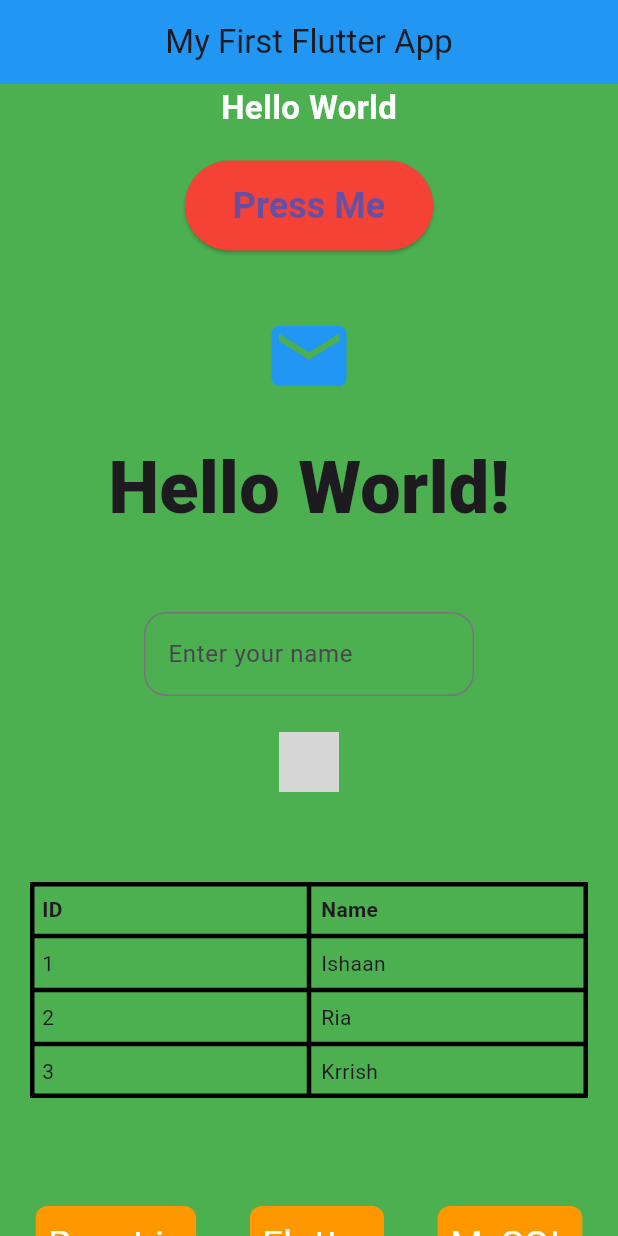
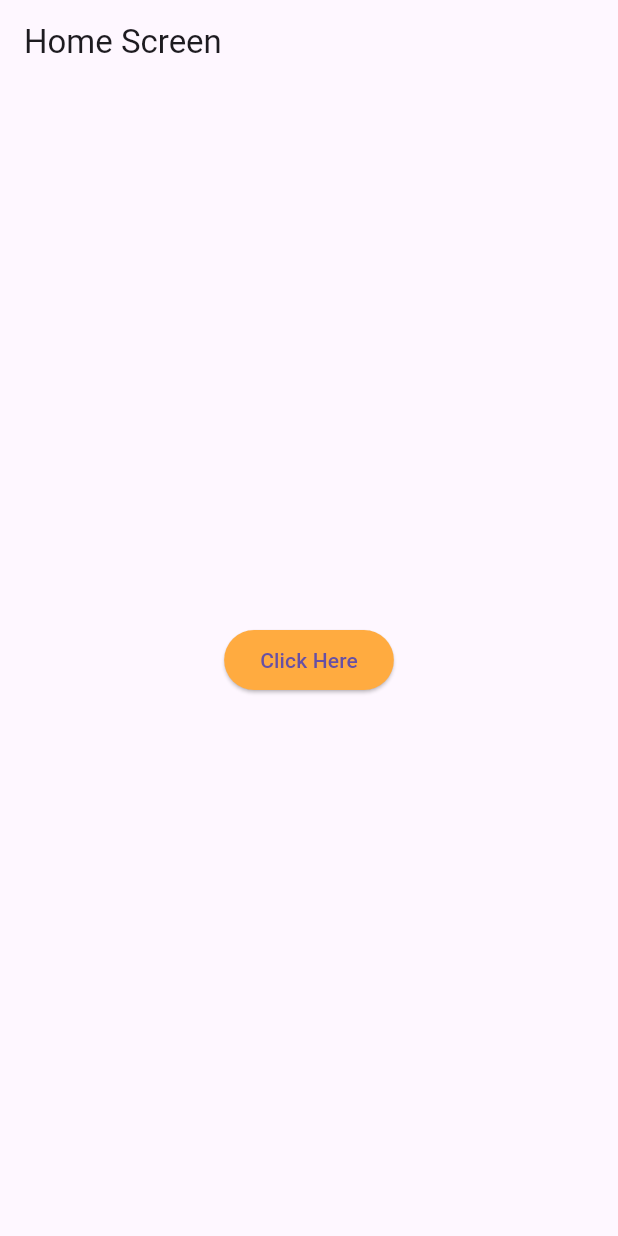
Before and after one commit to Ishaanvats74/flutter_class_assignment, a Flutter app: the screen it shows after launch, on a phone screen of 412 x 824 dp. Run offline on Flutter 3.47's test engine with Material 3 defaults, Android fonts, the phone set to English and light mode, and no system bars; grey boxes are pictures that could not be loaded.

Commit message:
added four screen

```diff
--- a/lib/main.dart
+++ b/lib/main.dart
@@ -1,212 +1,320 @@
+// import 'package:flutter/material.dart';
+
+// void main() {
+//   runApp(const MyApp());
+// }
+
+// class MyApp extends StatelessWidget {
+//   const MyApp({super.key});
+
+//   @override
+//   Widget build(BuildContext context) {
+//     return MaterialApp(
+//       home: Scaffold(
+//         backgroundColor: Colors.green,
+//         appBar: AppBar(
+//           title: const Text("My First Flutter App"),
+//           backgroundColor: Colors.blue,
+//           centerTitle: true,
+//         ),
+//         body: Center(
+//           child: SingleChildScrollView(
+//             child: Column(
+//               mainAxisSize: MainAxisSize.min,
+//               children: [
+//                 const Text(
+//                   "Hello World",
+//                   style: TextStyle(
+//                     fontSize: 22,
+//                     fontWeight: FontWeight.bold,
+//                     color: Colors.white,
+//                   ),
+//                 ),
+//                 const SizedBox(height: 20),
+//                 ElevatedButton(
+//                   onPressed: () {},
+//                   style: ElevatedButton.styleFrom(
+//                     backgroundColor: Colors.red,
+//                     padding: const EdgeInsets.symmetric(
+//                         horizontal: 32, vertical: 16),
+//                     textStyle: const TextStyle(
+//                         fontSize: 24, fontWeight: FontWeight.bold),
+//                   ),
+//                   child: const Text("Press Me"),
+//                 ),
+//                 const SizedBox(height: 40),
+//                 const Icon(Icons.email, size: 60, color: Colors.blue),
+//                 const SizedBox(height: 24),
+//                 const Text(
+//                   'Hello World!',
+//                   style: TextStyle(fontSize: 48, fontWeight: FontWeight.w900),
+//                 ),
+//                 const SizedBox(height: 48),
+//                 Padding(
+//                   padding: const EdgeInsets.symmetric(horizontal: 96.0),
+//                   child: TextField(
+//                     decoration: InputDecoration(
+//                       border: OutlineInputBorder(
+//                         borderRadius: BorderRadius.circular(15),
+//                         borderSide:
+//                             const BorderSide(color: Colors.blue, width: 2),
+//                       ),
+//                       labelText: 'Enter your name',
+//                     ),
+//                   ),
+//                 ),
+//                 const SizedBox(height: 24),
+//                 Image.network(
+//                   "https://upload.wikimedia.org/wikipedia/commons/1/17/Google-flutter-logo.png",
+//                   height: 40,
+//                 ),
+//                 const SizedBox(height: 40),
+
+//                 Container(
+//                   margin: const EdgeInsets.all(20),
+//                   child: Table(
+//                     border: TableBorder.all(color: Colors.black, width: 3),
+//                     children: const [
+//                       TableRow(children: [
+//                         Padding(
+//                           padding: EdgeInsets.all(8),
+//                           child: Text('ID',
+//                               style: TextStyle(fontWeight: FontWeight.bold)),
+//                         ),
+//                         Padding(
+//                           padding: EdgeInsets.all(8),
+//                           child: Text('Name',
+//                               style: TextStyle(fontWeight: FontWeight.bold)),
+//                         ),
+//                       ]),
+//                       TableRow(children: [
+//                         Padding(
+//                             padding: EdgeInsets.all(8), child: Text('1')),
+//                         Padding(
+//                             padding: EdgeInsets.all(8), child: Text('Ishaan')),
+//                       ]),
+//                       TableRow(children: [
+//                         Padding(
+//                             padding: EdgeInsets.all(8), child: Text('2')),
+//                         Padding(
+//                             padding: EdgeInsets.all(8),
+//                             child: Text('Ria')),
+//                       ]),
+//                       TableRow(children: [
+//                         Padding(
+//                             padding: EdgeInsets.all(8), child: Text('3')),
+//                         Padding(
+//                             padding: EdgeInsets.all(8),
+//                             child: Text('Krrish')),
+//                       ]),
+
+//                     ],
+//                   ),
+//                 ),
+
+//                 const SizedBox(height: 40),
+
+//                 Row(
+//                   mainAxisAlignment: MainAxisAlignment.spaceEvenly,
+//                   children: [
+//                     Container(
+//                       margin: const EdgeInsets.all(12),
+//                       padding: const EdgeInsets.all(8),
+//                       decoration: BoxDecoration(
+//                         borderRadius: BorderRadius.circular(8),
+//                         color: Colors.orange,
+//                       ),
+//                       child: const Text(
+//                         "React.js",
+//                         style: TextStyle(
+//                             color: Colors.white, fontSize: 25),
+//                       ),
+//                     ),
+//                     Container(
+//                       margin: const EdgeInsets.all(12),
+//                       padding: const EdgeInsets.all(8),
+//                       decoration: BoxDecoration(
+//                         borderRadius: BorderRadius.circular(8),
+//                         color: Colors.orange,
+//                       ),
+//                       child: const Text(
+//                         "Flutter",
+//                         style: TextStyle(
+//                             color: Colors.white, fontSize: 25),
+//                       ),
+//                     ),
+//                     Container(
+//                       margin: const EdgeInsets.all(12),
+//                       padding: const EdgeInsets.all(8),
+//                       decoration: BoxDecoration(
+//                         borderRadius: BorderRadius.circular(8),
+//                         color: Colors.orange,
+//                       ),
+//                       child: const Text(
+//                         "MySQL",
+//                         style: TextStyle(
+//                             color: Colors.white, fontSize: 25),
+//                       ),
+//                     ),
+//                   ],
+//                 ),
+
+//                 const SizedBox(height: 20),
+
+//                 Row(
+//                   mainAxisAlignment: MainAxisAlignment.spaceEvenly,
+//                   children: [
+//                     ElevatedButton(
+//                       onPressed: () {},
+//                       style: ElevatedButton.styleFrom(
+//                         backgroundColor: Colors.pink,
+//                         padding: const EdgeInsets.all(12),
+//                       ),
+//                       child: const Text(
+//                         "React.js",
+//                         style:
+//                             TextStyle(color: Colors.white, fontSize: 20),
+//                       ),
+//                     ),
+//                     ElevatedButton(
+//                       onPressed: () {},
+//                       style: ElevatedButton.styleFrom(
+//                         backgroundColor: Colors.pink,
+//                         padding: const EdgeInsets.all(12),
+//                       ),
+//                       child: const Text(
+//                         "Flutter",
+//                         style:
+//                             TextStyle(color: Colors.white, fontSize: 20),
+//                       ),
+//                     ),
+//                     ElevatedButton(
+//                       onPressed: () {},
+//                       style: ElevatedButton.styleFrom(
+//                         backgroundColor: Colors.pink,
+//                         padding: const EdgeInsets.all(12),
+//                       ),
+//                       child: const Text(
+//                         "MySQL",
+//                         style:
+//                             TextStyle(color: Colors.white, fontSize: 20),
+//                       ),
+//                     ),
+//                   ],
+//                 ),
+//               ],
+//             ),
+//           ),
+//         ),
+//       ),
+//     );
+//   }
+// }
+
 import 'package:flutter/material.dart';
-
 void main() {
-  runApp(const MyApp());
+  runApp( MaterialApp(
+    title: 'Named Route Navigation',
+    theme: ThemeData(
+      // This is the theme of your application.
+      primarySwatch: Colors.green,
+    ),
+    // Start the app with the "/" named route. In this case, the app starts
+    // on the FirstScreen widget.
+    initialRoute: '/',
+    routes: {
+      // When navigating to the "/" route, build the FirstScreen widget.
+      '/': (context) => HomeScreen(),
+      // When navigating to the "/second" route, build the SecondScreen widget.
+      '/second': (context) => SecondScreen(),
+    },
+  ));
 }
 
-class MyApp extends StatelessWidget {
-  const MyApp({super.key});
-
+class HomeScreen extends StatelessWidget {
   @override
   Widget build(BuildContext context) {
-    return MaterialApp(
-      home: Scaffold(
-        backgroundColor: Colors.green,
-        appBar: AppBar(
-          title: const Text("My First Flutter App"),
-          backgroundColor: Colors.blue,
-          centerTitle: true,
-        ),
-        body: Center(
-          child: SingleChildScrollView(
-            child: Column(
-              mainAxisSize: MainAxisSize.min,
-              children: [
-                const Text(
-                  "Hello World",
-                  style: TextStyle(
-                    fontSize: 22,
-                    fontWeight: FontWeight.bold,
-                    color: Colors.white,
-                  ),
-                ),
-                const SizedBox(height: 20),
-                ElevatedButton(
-                  onPressed: () {},
-                  style: ElevatedButton.styleFrom(
-                    backgroundColor: Colors.red,
-                    padding: const EdgeInsets.symmetric(
-                        horizontal: 32, vertical: 16),
-                    textStyle: const TextStyle(
-                        fontSize: 24, fontWeight: FontWeight.bold),
-                  ),
-                  child: const Text("Press Me"),
-                ),
-                const SizedBox(height: 40),
-                const Icon(Icons.email, size: 60, color: Colors.blue),
-                const SizedBox(height: 24),
-                const Text(
-                  'Hello World!',
-                  style: TextStyle(fontSize: 48, fontWeight: FontWeight.w900),
-                ),
-                const SizedBox(height: 48),
-                Padding(
-                  padding: const EdgeInsets.symmetric(horizontal: 96.0),
-                  child: TextField(
-                    decoration: InputDecoration(
-                      border: OutlineInputBorder(
-                        borderRadius: BorderRadius.circular(15),
-                        borderSide:
-                            const BorderSide(color: Colors.blue, width: 2),
-                      ),
-                      labelText: 'Enter your name',
-                    ),
-                  ),
-                ),
-                const SizedBox(height: 24),
-                Image.network(
-                  "https://upload.wikimedia.org/wikipedia/commons/1/17/Google-flutter-logo.png",
-                  height: 40,
-                ),
-                const SizedBox(height: 40),
-
-                Container(
-                  margin: const EdgeInsets.all(20),
-                  child: Table(
-                    border: TableBorder.all(color: Colors.black, width: 3),
-                    children: const [
-                      TableRow(children: [
-                        Padding(
-                          padding: EdgeInsets.all(8),
-                          child: Text('ID',
-                              style: TextStyle(fontWeight: FontWeight.bold)),
-                        ),
-                        Padding(
-                          padding: EdgeInsets.all(8),
-                          child: Text('Name',
-                              style: TextStyle(fontWeight: FontWeight.bold)),
-                        ),
-                      ]),
-                      TableRow(children: [
-                        Padding(
-                            padding: EdgeInsets.all(8), child: Text('1')),
-                        Padding(
-                            padding: EdgeInsets.all(8), child: Text('Ishaan')),
-                      ]),
-                      TableRow(children: [
-                        Padding(
-                            padding: EdgeInsets.all(8), child: Text('2')),
-                        Padding(
-                            padding: EdgeInsets.all(8),
-                            child: Text('Ria')),
-                      ]),
-                      TableRow(children: [
-                        Padding(
-                            padding: EdgeInsets.all(8), child: Text('3')),
-                        Padding(
-                            padding: EdgeInsets.all(8),
-                            child: Text('Krrish')),
-                      ]),
-
-                    ],
-                  ),
-                ),
-
-                const SizedBox(height: 40),
-
-                Row(
-                  mainAxisAlignment: MainAxisAlignment.spaceEvenly,
-                  children: [
-                    Container(
-                      margin: const EdgeInsets.all(12),
-                      padding: const EdgeInsets.all(8),
-                      decoration: BoxDecoration(
-                        borderRadius: BorderRadius.circular(8),
-                        color: Colors.orange,
-                      ),
-                      child: const Text(
-                        "React.js",
-                        style: TextStyle(
-                            color: Colors.white, fontSize: 25),
-                      ),
-                    ),
-                    Container(
-                      margin: const EdgeInsets.all(12),
-                      padding: const EdgeInsets.all(8),
-                      decoration: BoxDecoration(
-                        borderRadius: BorderRadius.circular(8),
-                        color: Colors.orange,
-                      ),
-                      child: const Text(
-                        "Flutter",
-                        style: TextStyle(
-                            color: Colors.white, fontSize: 25),
-                      ),
-                    ),
-                    Container(
-                      margin: const EdgeInsets.all(12),
-                      padding: const EdgeInsets.all(8),
-                      decoration: BoxDecoration(
-                        borderRadius: BorderRadius.circular(8),
-                        color: Colors.orange,
-                      ),
-                      child: const Text(
-                        "MySQL",
-                        style: TextStyle(
-                            color: Colors.white, fontSize: 25),
-                      ),
-                    ),
-                  ],
-                ),
-
-                const SizedBox(height: 20),
-
-                Row(
-                  mainAxisAlignment: MainAxisAlignment.spaceEvenly,
-                  children: [
-                    ElevatedButton(
-                      onPressed: () {},
-                      style: ElevatedButton.styleFrom(
-                        backgroundColor: Colors.pink,
-                        padding: const EdgeInsets.all(12),
-                      ),
-                      child: const Text(
-                        "React.js",
-                        style:
-                            TextStyle(color: Colors.white, fontSize: 20),
-                      ),
-                    ),
-                    ElevatedButton(
-                      onPressed: () {},
-                      style: ElevatedButton.styleFrom(
-                        backgroundColor: Colors.pink,
-                        padding: const EdgeInsets.all(12),
-                      ),
-                      child: const Text(
-                        "Flutter",
-                        style:
-                            TextStyle(color: Colors.white, fontSize: 20),
-                      ),
-                    ),
-                    ElevatedButton(
-                      onPressed: () {},
-                      style: ElevatedButton.styleFrom(
-                        backgroundColor: Colors.pink,
-                        padding: const EdgeInsets.all(12),
-                      ),
-                      child: const Text(
-                        "MySQL",
-                        style:
-                            TextStyle(color: Colors.white, fontSize: 20),
-                      ),
-                    ),
-                  ],
-                ),
-              ],
-            ),
+    return Scaffold(
+      appBar: AppBar(
+        title: Text('Home Screen'),
+      ),
+      body: Center(
+        child: ElevatedButton(
+          style: ElevatedButton.styleFrom(
+            backgroundColor: Colors.orangeAccent,
           ),
+          onPressed: () {
+            Navigator.pushNamed(context, '/second');
+          },
+          child: Text('Click Here'),
         ),
       ),
     );
   }
 }
+
+class SecondScreen extends StatelessWidget {
+  @override
+  Widget build(BuildContext context) {
+    return Scaffold(
+      appBar: AppBar(
+        title: Text("Second Screen"),
+      ),
+      body: Center(
+        child: ElevatedButton(
+          style: ElevatedButton.styleFrom(
+            backgroundColor: Colors.blueGrey,
+          ),
+          onPressed: () {
+            Navigator.pop(context);
+          },
+          child: Text('Go back!'),
+        ),
+      ),
+    );
+  }
+}
+
+class ThirdScreen extends StatelessWidget {
+  @override
+  Widget build(BuildContext context) {
+    return Scaffold(
+      appBar: AppBar(
+        title: Text("Second Screen"),
+      ),
+      body: Center(
+        child: ElevatedButton(
+          style: ElevatedButton.styleFrom(
+            backgroundColor: Colors.blueGrey,
+          ),
+          onPressed: () {
+            Navigator.pop(context);
+          },
+          child: Text('Go back!'),
+        ),
+      ),
+    );
+  }
+}
+
+class FourtScreen extends StatelessWidget {
+  @override
+  Widget build(BuildContext context) {
+    return Scaffold(
+      appBar: AppBar(
+        title: Text("Second Screen"),
+      ),
+      body: Center(
+        child: ElevatedButton(
+          style: ElevatedButton.styleFrom(
+            backgroundColor: Colors.blueGrey,
+          ),
+          onPressed: () {
+            Navigator.pop(context);
+          },
+          child: Text('Go back!'),
+        ),
+      ),
+    );
+  }
+}
```
